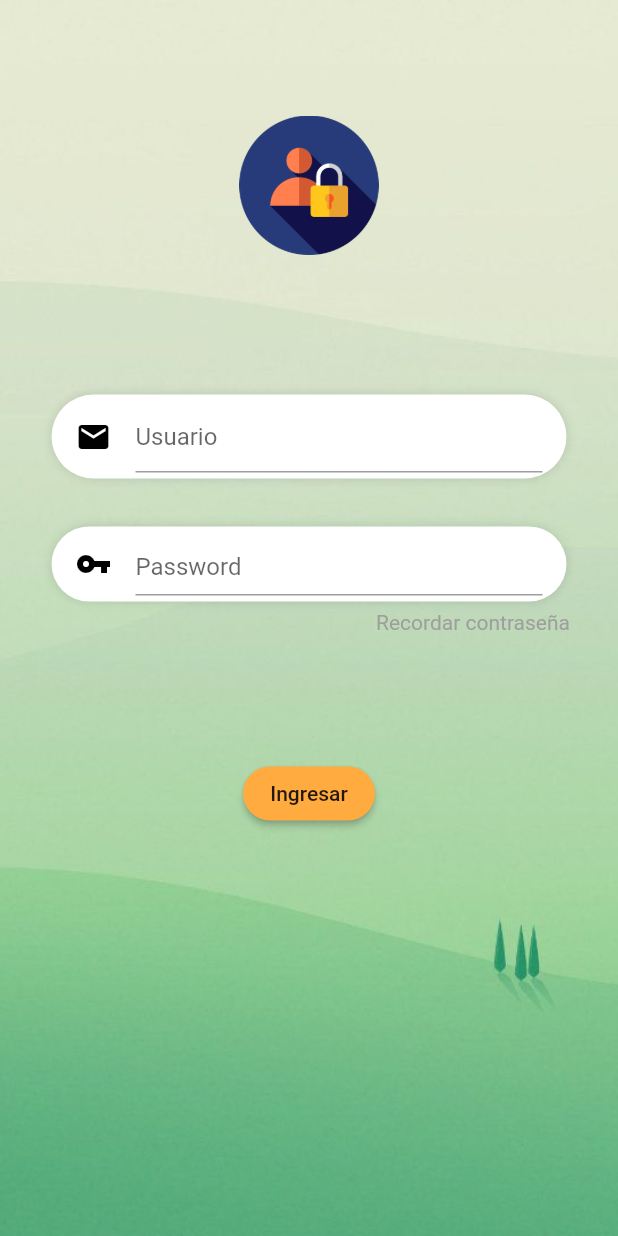
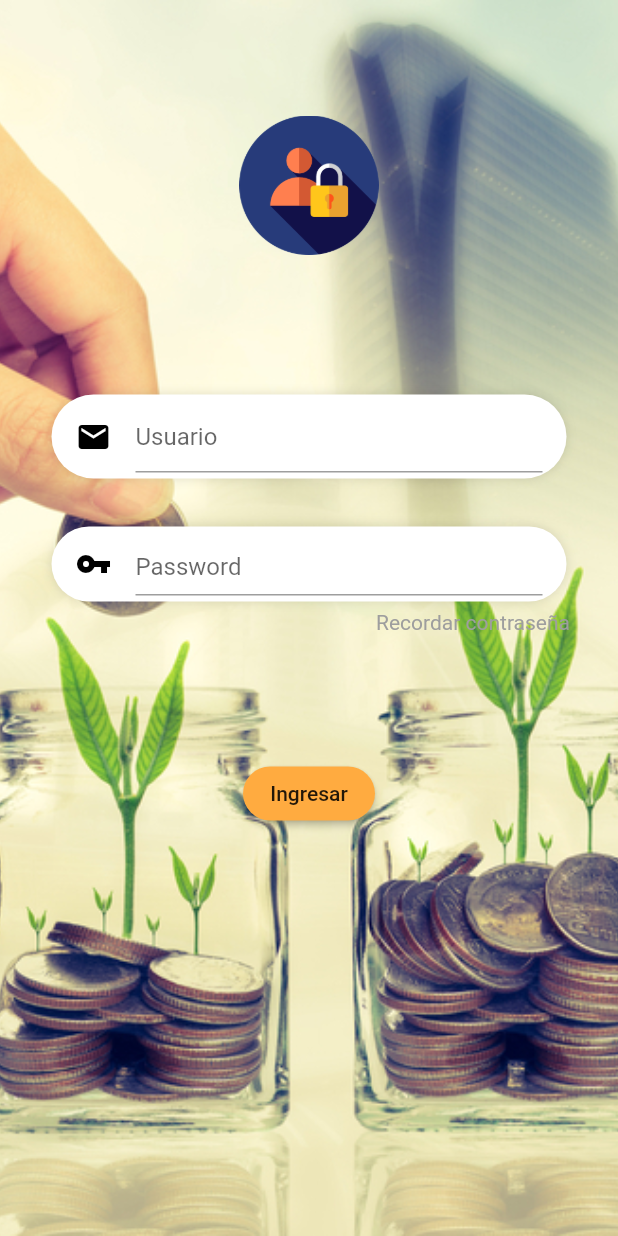
Before and after one commit to marmichym46/Chulkify_app, a Flutter app: the screen it shows after launch, on a phone screen of 412 x 824 dp. Run offline on Flutter 3.47's test engine with Material 2 defaults, Android fonts, the phone set to English and light mode, and no system bars; accounts and stored records are empty.

Commit message:
login v1.1

```diff
--- a/chulkify/lib/main.dart
+++ b/chulkify/lib/main.dart
@@ -64,7 +64,7 @@ class _LoginPageState extends State<LoginPage> {
         child: Container(
           decoration: new BoxDecoration(
             image: new DecorationImage(
-                image: new AssetImage("assets/images/ima3.jpg"),
+                image: new AssetImage("assets/images/ima5.jpg"),
                 fit: BoxFit.cover),
           ),
           child: Column(
```
Also changed, not shown: chulkify/assets/images/ima5.jpg (added).
